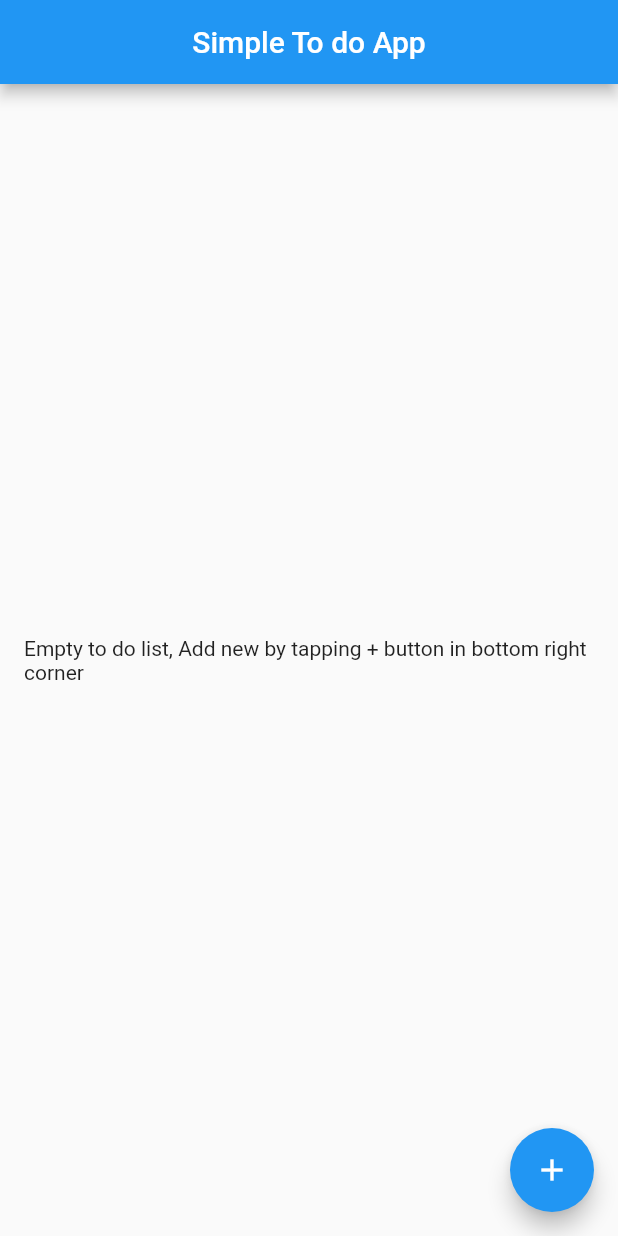
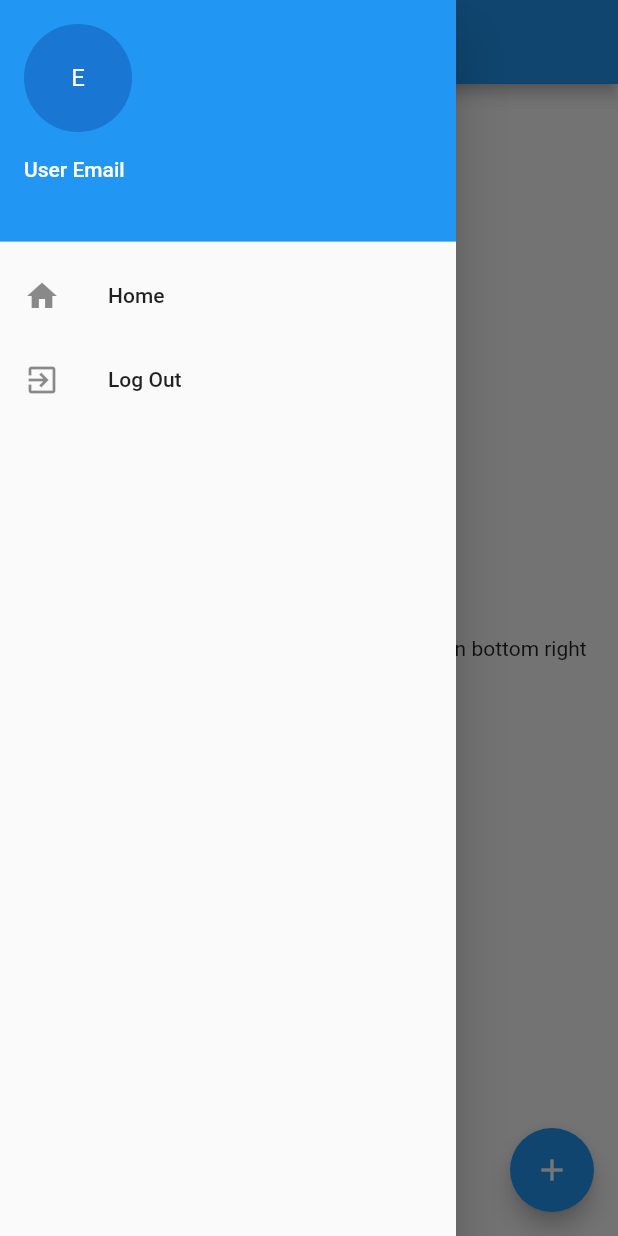
Before and after one commit to Dipesh905/To-do-App, a Flutter app: the HomeScreen screen opened directly, with the side drawer open (before the commit the screen has no drawer), on a phone screen of 412 x 824 dp. Run offline on Flutter 3.47's test engine with Material 2 defaults, Android fonts, the phone set to English and light mode, and no system bars; our stand-ins replace cloud_firestore, firebase_auth, firebase_core, flutter_easyloading, flutter_riverpod; accounts and stored records are empty.

Commit message:
log in and log out implemented

```diff
--- a/lib/view/screens/home_screen.dart
+++ b/lib/view/screens/home_screen.dart
@@ -1,3 +1,4 @@
+import 'package:firebase_auth/firebase_auth.dart';
 import 'package:flutter/material.dart';
 import 'package:cloud_firestore/cloud_firestore.dart';
 import 'package:flutter_riverpod/flutter_riverpod.dart';
@@ -33,7 +34,35 @@ class HomeScreen extends ConsumerWidget {
   @override
   Widget build(BuildContext context, WidgetRef ref) {
     final AsyncValue<List<ToDoModel>> toDoLists = ref.watch(toDoProvider);
+    final User user = FirebaseAuth.instance.currentUser!;
+
     return Scaffold(
+      drawer: Drawer(
+          child: Column(
+        children: <Widget>[
+          UserAccountsDrawerHeader(
+            accountEmail: Text('${user.email}'),
+            accountName: Text('User Email'),
+            currentAccountPicture: CircleAvatar(
+              child: Text('E'),
+            ),
+          ),
+          ListTile(
+            onTap: () {
+              Navigator.pop(context);
+            },
+            leading: Icon(Icons.home),
+            title: Text('Home'),
+          ),
+          ListTile(
+            onTap: () async {
+              await FirebaseAuth.instance.signOut();
+            },
+            leading: Icon(Icons.exit_to_app),
+            title: Text('Log Out'),
+          )
+        ],
+      )),
       appBar: AppBar(
         title: Text("Simple To do App"),
         centerTitle: true,
@@ -56,15 +85,13 @@ class HomeScreen extends ConsumerWidget {
                     children: <Widget>[
                       InputFieldWidget(
                         controller: _toDoTitleController,
-                        hintText: "To do title",
-                        //  decoration: InputDecoration(hintText: ),
+                        labelText: "To do title",
                         validator: (value) =>
                             value == null ? "Enter the title" : null,
                       ),
                       InputFieldWidget(
                         controller: _toDoRemarksController,
-                        hintText: "Remarks",
-                        // decoration: InputDecoration(hintText: "Remarks"),
+                        labelText: "Remarks",
                         validator: (value) =>
                             value == null ? "Enter the Remarks" : null,
                       ),
```
Also changed, not shown: lib/controller/services/firebase_auth_services.dart (+4 -4 lines), lib/main.dart (+20 -2 lines).
